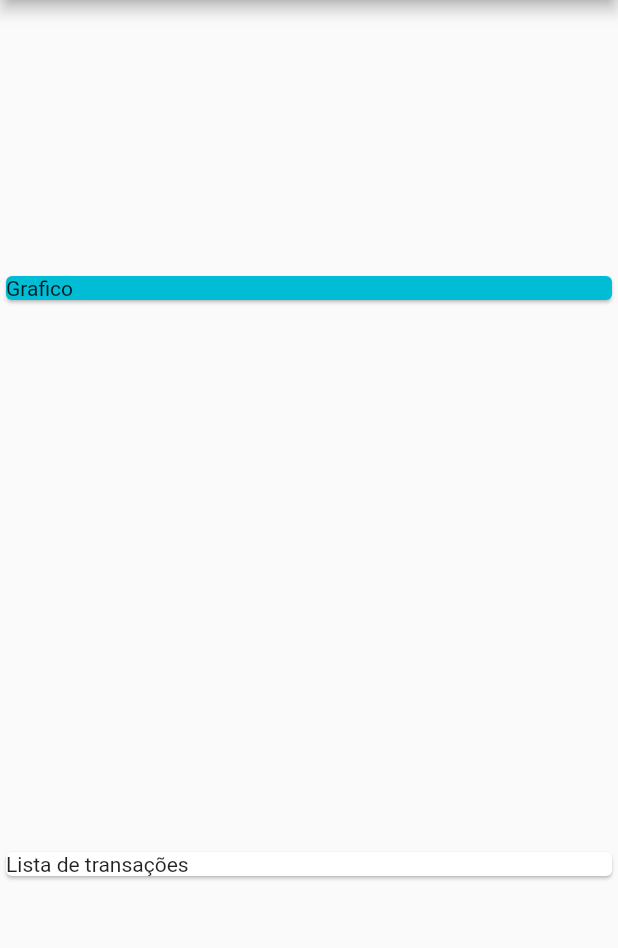
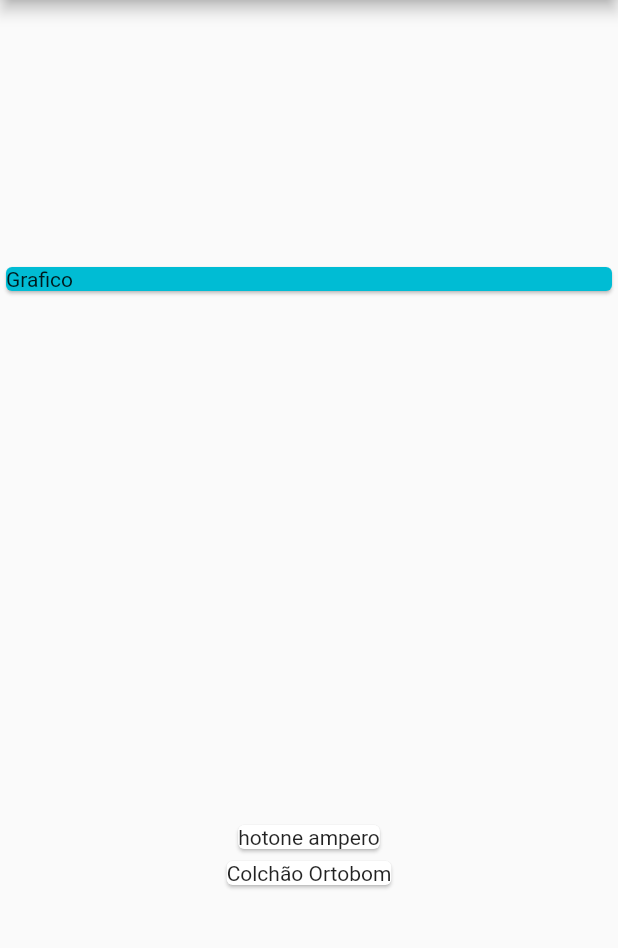
Before and after one commit to MauricioSupero/Expenses, a Flutter app: the screen it shows after launch, on a phone screen of 412 x 824 dp, the part 84-1032 px from its top. Run offline on Flutter 3.47's test engine with Material 2 defaults, Android fonts, the phone set to English and light mode, and no system bars.

Commit message:
gerando primeira visualização da lsitagem

```diff
--- a/lib/main.dart
+++ b/lib/main.dart
@@ -16,6 +16,12 @@ class MyHomePage extends StatelessWidget {
       id: 't1',
       title: 'hotone ampero',
       value: 2500.00,
+      date: DateTime.now(),
+    ),
+    Transaction(
+      id: 't2',
+      title: 'Colchão Ortobom',
+      value: 2800.00,
       date: DateTime.now(),
     )
   ];
@@ -36,9 +42,13 @@ class MyHomePage extends StatelessWidget {
               child: Text('Grafico'),
             ),
           ),
-          Card(
-            child: Text('Lista de transações'),
-          )
+          Column(children: [
+            ..._transactions
+                .map((tr) => Card(
+                      child: Text(tr.title),
+                    ))
+                .toList(),
+          ]),
         ],
       ),
     );
```
Also changed, not shown: 1 other file.
